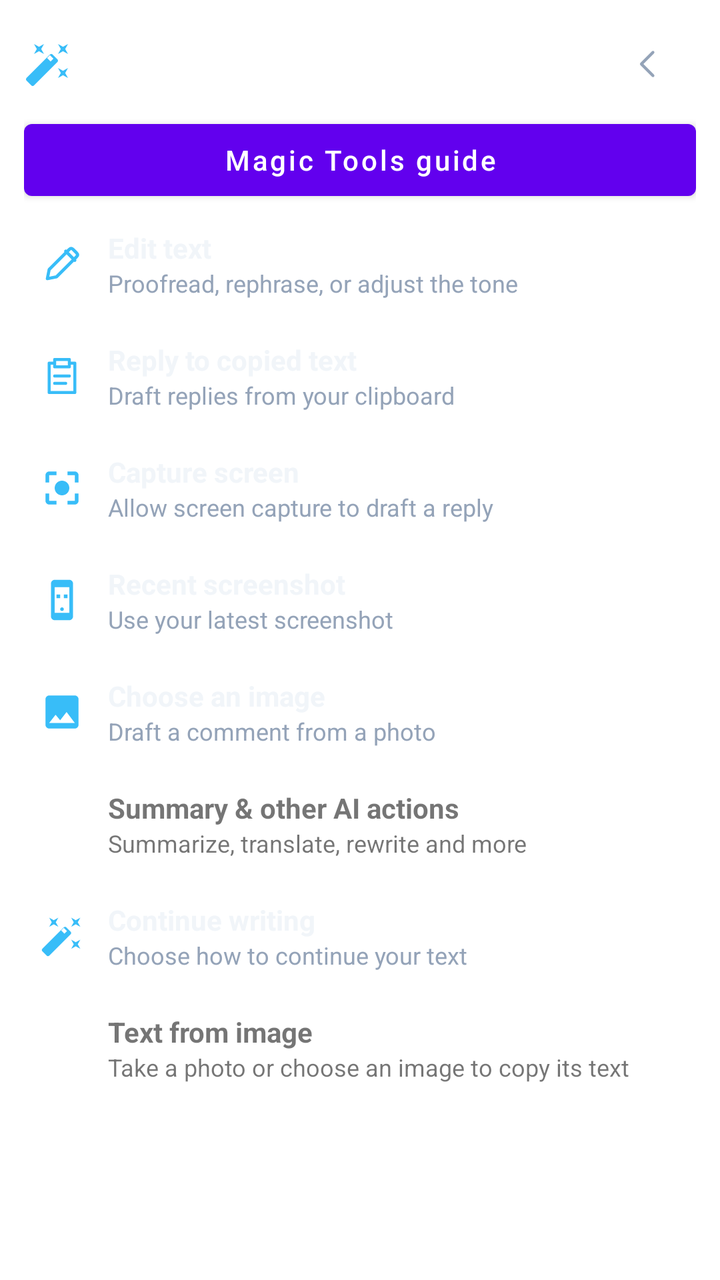
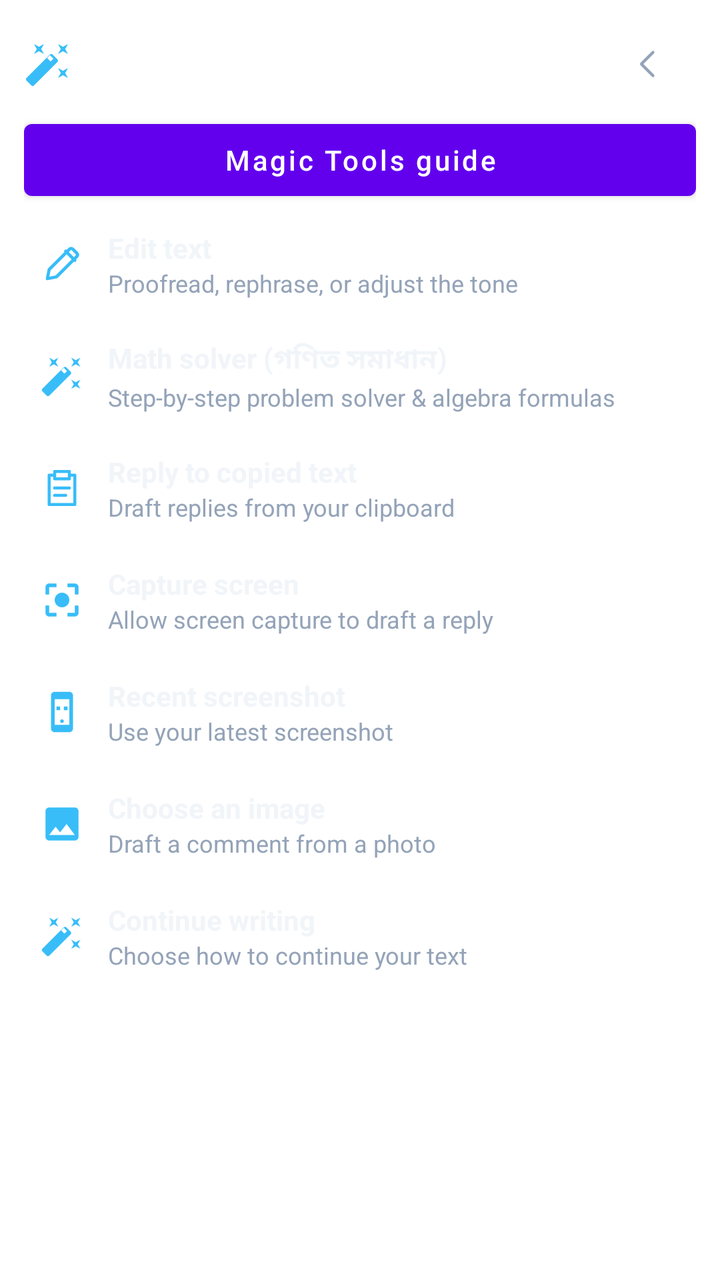

Two renders of the same Android screen: before a commit and after it. Below are the layout's source before the change and the commit's diff.
<!-- AndroidManifest.xml: fallback theme Theme.MaterialComponents.DayNight.NoActionBar -->
<!-- res/layout/magic_tools_pane.xml -->
<?xml version="1.0" encoding="utf-8"?>
<LinearLayout xmlns:android="http://schemas.android.com/apk/res/android"
 android:layout_width="match_parent" android:layout_height="match_parent"
 android:orientation="vertical" android:paddingStart="12dp" android:paddingEnd="12dp" android:paddingTop="8dp" android:paddingBottom="8dp">
 <LinearLayout android:layout_width="match_parent" android:layout_height="48dp" android:gravity="center_vertical">
  <ImageView android:layout_width="24dp" android:layout_height="24dp" android:src="@drawable/ic_toolbar_magic" android:tint="#38BDF8" android:importantForAccessibility="no"/>
  <TextView android:layout_width="0dp" android:layout_height="wrap_content" android:layout_weight="1" android:paddingStart="10dp" android:text="Writing Tools" android:textColor="#FFFFFF" android:textSize="17sp" android:textStyle="bold"/>
  <ImageView android:id="@+id/btn_hub_settings" android:layout_width="48dp" android:layout_height="48dp" android:src="@drawable/ic_ai_settings" android:padding="14dp" android:contentDescription="@string/ai_magic_guide_settings" android:background="?android:attr/selectableItemBackgroundBorderless"/>
  <ImageView android:id="@+id/btn_hub_close" android:layout_width="48dp" android:layout_height="48dp" android:src="@drawable/ic_ai_back" android:tint="#94A3B8" android:padding="14dp" android:contentDescription="Back to keyboard" android:background="?android:attr/selectableItemBackgroundBorderless"/>
 </LinearLayout>
 <ScrollView android:id="@+id/hub_actions_scroll" android:layout_width="match_parent" android:layout_height="0dp" android:layout_weight="1" android:fillViewport="true">
 <LinearLayout android:layout_width="match_parent" android:layout_height="wrap_content" android:orientation="vertical">
 <Button android:id="@+id/btn_hub_guide" android:layout_width="match_parent" android:layout_height="wrap_content" android:minHeight="48dp" android:text="@string/ai_magic_guide_open" android:textAllCaps="false"/>
 <Button android:id="@+id/btn_hub_restore_draft" android:layout_width="match_parent" android:layout_height="wrap_content" android:minHeight="48dp" android:text="@string/ai_writing_restore_draft" android:textAllCaps="false" android:visibility="gone"/>
 <LinearLayout android:id="@+id/hub_guide" android:layout_width="match_parent" android:layout_height="wrap_content" android:orientation="vertical" android:padding="12dp" android:visibility="gone">
  <TextView android:layout_width="match_parent" android:layout_height="wrap_content" android:text="@string/ai_magic_guide_body" android:textSize="14sp" android:textColor="#F1F5F9"/>
  <Button android:id="@+id/btn_hub_guide_settings" android:layout_width="match_parent" android:layout_height="wrap_content" android:minHeight="48dp" android:text="@string/ai_magic_guide_settings" android:textAllCaps="false"/>
 </LinearLayout>
 <LinearLayout android:id="@+id/card_action_writing" android:layout_width="match_parent" android:layout_height="wrap_content" android:minHeight="56dp" android:padding="8dp" android:gravity="center_vertical" android:background="?android:attr/selectableItemBackground" android:clickable="true" android:focusable="true">
  <ImageView android:layout_width="22dp" android:layout_height="22dp" android:src="@drawable/ic_ai_edit" android:tint="#38BDF8" android:importantForAccessibility="no"/>
  <LinearLayout android:layout_width="0dp" android:layout_height="wrap_content" android:layout_weight="1" android:orientation="vertical" android:paddingStart="12dp">
   <TextView android:layout_width="match_parent" android:layout_height="wrap_content" android:text="Edit text" android:textColor="#F1F5F9" android:textSize="14sp" android:textStyle="bold"/>
   <TextView android:layout_width="match_parent" android:layout_height="wrap_content" android:text="Proofread, rephrase, or adjust the tone" android:textColor="#94A3B8" android:textSize="12sp"/>
  </LinearLayout>
 </LinearLayout>
 <LinearLayout android:id="@+id/card_action_copied_reply" android:layout_width="match_parent" android:layout_height="wrap_content" android:minHeight="56dp" android:padding="8dp" android:gravity="center_vertical" android:background="?android:attr/selectableItemBackground" android:clickable="true" android:focusable="true">
  <ImageView android:layout_width="22dp" android:layout_height="22dp" android:src="@drawable/ic_ai_paste" android:tint="#38BDF8" android:importantForAccessibility="no"/>
  <LinearLayout android:layout_width="0dp" android:layout_height="wrap_content" android:layout_weight="1" android:orientation="vertical" android:paddingStart="12dp">
   <TextView android:layout_width="match_parent" android:layout_height="wrap_content" android:text="Reply to copied text" android:textColor="#F1F5F9" android:textSize="14sp" android:textStyle="bold"/>
   <TextView android:layout_width="match_parent" android:layout_height="wrap_content" android:text="Draft replies from your clipboard" android:textColor="#94A3B8" android:textSize="12sp"/>
  </LinearLayout>
 </LinearLayout>
 <LinearLayout android:id="@+id/card_action_screen_scan" android:layout_width="match_parent" android:layout_height="wrap_content" android:minHeight="56dp" android:padding="8dp" android:gravity="center_vertical" android:background="?android:attr/selectableItemBackground" android:clickable="true" android:focusable="true">
  <ImageView android:layout_width="22dp" android:layout_height="22dp" android:src="@drawable/ic_ai_screen_scan" android:tint="#38BDF8" android:importantForAccessibility="no"/>
  <LinearLayout android:layout_width="0dp" android:layout_height="wrap_content" android:layout_weight="1" android:orientation="vertical" android:paddingStart="12dp">
   <TextView android:layout_width="match_parent" android:layout_height="wrap_content" android:text="Capture screen" android:textColor="#F1F5F9" android:textSize="14sp" android:textStyle="bold"/>
   <TextView android:layout_width="match_parent" android:layout_height="wrap_content" android:text="Allow screen capture to draft a reply" android:textColor="#94A3B8" android:textSize="12sp"/>
  </LinearLayout>
 </LinearLayout>
 <LinearLayout android:id="@+id/card_action_screenshot" android:layout_width="match_parent" android:layout_height="wrap_content" android:minHeight="56dp" android:padding="8dp" android:gravity="center_vertical" android:background="?android:attr/selectableItemBackground" android:clickable="true" android:focusable="true">
  <ImageView android:layout_width="22dp" android:layout_height="22dp" android:src="@drawable/ic_ai_screenshot" android:tint="#38BDF8" android:importantForAccessibility="no"/>
  <LinearLayout android:layout_width="0dp" android:layout_height="wrap_content" android:layout_weight="1" android:orientation="vertical" android:paddingStart="12dp">
   <TextView android:layout_width="match_parent" android:layout_height="wrap_content" android:text="Recent screenshot" android:textColor="#F1F5F9" android:textSize="14sp" android:textStyle="bold"/>
   <TextView android:layout_width="match_parent" android:layout_height="wrap_content" android:text="Use your latest screenshot" android:textColor="#94A3B8" android:textSize="12sp"/>
  </LinearLayout>
 </LinearLayout>
 <LinearLayout android:id="@+id/card_action_gallery" android:layout_width="match_parent" android:layout_height="wrap_content" android:minHeight="56dp" android:padding="8dp" android:gravity="center_vertical" android:background="?android:attr/selectableItemBackground" android:clickable="true" android:focusable="true">
  <ImageView android:layout_width="22dp" android:layout_height="22dp" android:src="@drawable/ic_ai_gallery" android:tint="#38BDF8" android:importantForAccessibility="no"/>
  <LinearLayout android:layout_width="0dp" android:layout_height="wrap_content" android:layout_weight="1" android:orientation="vertical" android:paddingStart="12dp">
   <TextView android:layout_width="match_parent" android:layout_height="wrap_content" android:text="Choose an image" android:textColor="#F1F5F9" android:textSize="14sp" android:textStyle="bold"/>
   <TextView android:layout_width="match_parent" android:layout_height="wrap_content" android:text="Draft a comment from a photo" android:textColor="#94A3B8" android:textSize="12sp"/>
  </LinearLayout>
 </LinearLayout>
 <LinearLayout android:id="@+id/card_action_ai_actions" android:layout_width="match_parent" android:layout_height="wrap_content" android:minHeight="56dp" android:padding="8dp" android:gravity="center_vertical" android:background="?android:attr/selectableItemBackground" android:clickable="true" android:focusable="true">
  <ImageView android:layout_width="22dp" android:layout_height="22dp" android:src="@drawable/ic_ai_edit" android:importantForAccessibility="no"/>
  <LinearLayout android:layout_width="0dp" android:layout_height="wrap_content" android:layout_weight="1" android:orientation="vertical" android:paddingStart="12dp">
   <TextView android:layout_width="match_parent" android:layout_height="wrap_content" android:text="@string/ai_magic_all_actions" android:textSize="14sp" android:textStyle="bold"/>
   <TextView android:layout_width="match_parent" android:layout_height="wrap_content" android:text="@string/ai_magic_all_actions_description" android:textSize="12sp"/>
  </LinearLayout>
 </LinearLayout>
 <LinearLayout android:id="@+id/card_action_autocomplete" android:layout_width="match_parent" android:layout_height="wrap_content" android:minHeight="56dp" android:padding="8dp" android:gravity="center_vertical" android:background="?android:attr/selectableItemBackground" android:clickable="true" android:focusable="true">
  <ImageView android:layout_width="22dp" android:layout_height="22dp" android:src="@drawable/ic_toolbar_magic" android:tint="#38BDF8" android:importantForAccessibility="no"/>
  <LinearLayout android:layout_width="0dp" android:layout_height="wrap_content" android:layout_weight="1" android:orientation="vertical" android:paddingStart="12dp">
   <TextView android:layout_width="match_parent" android:layout_height="wrap_content" android:text="Continue writing" android:textColor="#F1F5F9" android:textSize="14sp" android:textStyle="bold"/>
   <TextView android:layout_width="match_parent" android:layout_height="wrap_content" android:text="Choose how to continue your text" android:textColor="#94A3B8" android:textSize="12sp"/>
  </LinearLayout>
 </LinearLayout>
 <LinearLayout android:id="@+id/card_action_image_text" android:layout_width="match_parent" android:layout_height="wrap_content" android:minHeight="56dp" android:padding="8dp" android:gravity="center_vertical" android:background="?android:attr/selectableItemBackground" android:clickable="true" android:focusable="true">
  <ImageView android:layout_width="22dp" android:layout_height="22dp" android:src="@drawable/ic_ai_gallery" android:importantForAccessibility="no"/>
  <LinearLayout android:layout_width="0dp" android:layout_height="wrap_content" android:layout_weight="1" android:orientation="vertical" android:paddingStart="12dp">
   <TextView android:layout_width="match_parent" android:layout_height="wrap_content" android:text="@string/image_text_title" android:textSize="14sp" android:textStyle="bold"/>
   <TextView android:layout_width="match_parent" android:layout_height="wrap_content" android:text="@string/image_text_description" android:textSize="12sp"/>
  </LinearLayout>
 </LinearLayout>
 </LinearLayout></ScrollView>
</LinearLayout>
<!-- resources referenced by this layout -->
<resources>
  <!-- drawable ic_ai_back (drawable) -->
  <vector xmlns:android="http://schemas.android.com/apk/res/android"
      android:width="24dp" android:height="24dp"
      android:viewportWidth="24" android:viewportHeight="24">
    <path android:fillColor="@android:color/transparent"
        android:strokeColor="#FFFFFFFF" android:strokeWidth="1.7"
        android:strokeLineCap="round" android:strokeLineJoin="round"
        android:pathData="M15,5 L8,12 L15,19" />
  </vector>
  <!-- drawable ic_ai_gallery (drawable) -->
  <vector xmlns:android="http://schemas.android.com/apk/res/android"
      android:width="22dp"
      android:height="22dp"
      android:viewportWidth="24"
      android:viewportHeight="24">
    <path
        android:fillColor="#FFFFFFFF"
        android:pathData="M21,19V5c0,-1.1 -0.9,-2 -2,-2H5c-1.1,0 -2,0.9 -2,2v14c0,1.1 0.9,2 2,2h14c1.1,0 2,-0.9 2,-2zM8.5,13.5l2.5,3.01L14.5,12l4.5,6H5l3.5,-4.5z"/>
  </vector>
  <!-- drawable ic_ai_paste (drawable) -->
  <vector xmlns:android="http://schemas.android.com/apk/res/android"
      android:width="24dp" android:height="24dp"
      android:viewportWidth="24" android:viewportHeight="24">
    <path android:fillColor="@android:color/transparent"
        android:strokeColor="#FFFFFFFF" android:strokeWidth="1.7"
        android:strokeLineCap="round" android:strokeLineJoin="round"
        android:pathData="M8,5 H5 V21 H19 V5 H16 M8,3 H16 V7 H8 Z M8,12 H16 M8,16 H14" />
  </vector>
  <!-- drawable ic_ai_settings (drawable) -->
  <vector xmlns:android="http://schemas.android.com/apk/res/android"
      android:width="24dp" android:height="24dp"
      android:viewportWidth="24" android:viewportHeight="24">
    <path android:fillColor="@android:color/transparent"
        android:strokeColor="#FFFFFFFF" android:strokeWidth="1.7"
        android:strokeLineCap="round" android:strokeLineJoin="round"
        android:pathData="M4,7 H20 M4,17 H20 M9,4 V10 M15,14 V20" />
  </vector>
  <string name="ai_magic_all_actions">Summary &amp; other AI actions</string>
  <string name="ai_magic_all_actions_description">Summarize, translate, rewrite and more</string>
  <string name="ai_magic_guide_body">1. Set up\nOpen Writing Settings, add your Gemini API key, and choose your model. AI tools need an internet connection. The text or image you choose is sent to the AI provider.\n\n2. Edit text\nWrite in a text field or select the part you want to change. Tap the magic icon → Edit text. Choose Proofread for spelling and grammar, Rephrase for clearer wording, or another style. Correct text may need only one proofreading result.\n\n3. Draft a reply\nCopy a message first, then choose Reply to copied text. For a photo or post, use Choose an image, Recent screenshot, or Capture screen. Screen capture asks for permission. Check the chosen image before using its reply.\n\n4. Continue writing\nStart a sentence, then choose Continue writing. Suggestions add new text after your existing words.\n\n5. Review and insert\nUse Previous and Next to compare results. Tap Insert or tap the result to place it in your text field; hold the result to copy. Try again requests new options. Return to the keyboard to cancel.\n\nExample\nWrite: “I has a meeting tomorrow.”\nChoose Edit text → Proofread.\nExpected correction: “I have a meeting tomorrow.”\n\nBetter results\nInclude the relevant context, names and dates. Use a clear photo with readable text. Check names, numbers and meaning before sending. AI can still make mistakes. If a request fails, check your connection and API key in Writing Settings, then retry.</string>
  <string name="ai_magic_guide_open">Magic Tools guide</string>
  <string name="ai_magic_guide_settings">Open Writing Settings</string>
  <string name="ai_writing_restore_draft">Return to last generated text</string>
  <string name="image_text_description">Take a photo or choose an image to copy its text</string>
  <string name="image_text_title">Text from image</string>
  <!-- unchanged entries left out for length: 4 -->
</resources>

<!-- the commit's change to res/layout/magic_tools_pane.xml (unified diff, before → after) -->
@@ -21,6 +21,13 @@
   <LinearLayout android:layout_width="0dp" android:layout_height="wrap_content" android:layout_weight="1" android:orientation="vertical" android:paddingStart="12dp">
    <TextView android:layout_width="match_parent" android:layout_height="wrap_content" android:text="Edit text" android:textColor="#F1F5F9" android:textSize="14sp" android:textStyle="bold"/>
    <TextView android:layout_width="match_parent" android:layout_height="wrap_content" android:text="Proofread, rephrase, or adjust the tone" android:textColor="#94A3B8" android:textSize="12sp"/>
+  </LinearLayout>
+ </LinearLayout>
+ <LinearLayout android:id="@+id/card_action_math_solver" android:layout_width="match_parent" android:layout_height="wrap_content" android:minHeight="56dp" android:padding="8dp" android:gravity="center_vertical" android:background="?android:attr/selectableItemBackground" android:clickable="true" android:focusable="true">
+  <ImageView android:layout_width="22dp" android:layout_height="22dp" android:src="@drawable/ic_toolbar_magic" android:tint="#38BDF8" android:importantForAccessibility="no"/>
+  <LinearLayout android:layout_width="0dp" android:layout_height="wrap_content" android:layout_weight="1" android:orientation="vertical" android:paddingStart="12dp">
+   <TextView android:layout_width="match_parent" android:layout_height="wrap_content" android:text="Math solver (গণিত সমাধান)" android:textColor="#F1F5F9" android:textSize="14sp" android:textStyle="bold"/>
+   <TextView android:layout_width="match_parent" android:layout_height="wrap_content" android:text="Step-by-step problem solver &amp; algebra formulas" android:textColor="#94A3B8" android:textSize="12sp"/>
   </LinearLayout>
  </LinearLayout>
  <LinearLayout android:id="@+id/card_action_copied_reply" android:layout_width="match_parent" android:layout_height="wrap_content" android:minHeight="56dp" android:padding="8dp" android:gravity="center_vertical" android:background="?android:attr/selectableItemBackground" android:clickable="true" android:focusable="true">
@@ -51,13 +58,6 @@
    <TextView android:layout_width="match_parent" android:layout_height="wrap_content" android:text="Draft a comment from a photo" android:textColor="#94A3B8" android:textSize="12sp"/>
   </LinearLayout>
  </LinearLayout>
- <LinearLayout android:id="@+id/card_action_ai_actions" android:layout_width="match_parent" android:layout_height="wrap_content" android:minHeight="56dp" android:padding="8dp" android:gravity="center_vertical" android:background="?android:attr/selectableItemBackground" android:clickable="true" android:focusable="true">
-  <ImageView android:layout_width="22dp" android:layout_height="22dp" android:src="@drawable/ic_ai_edit" android:importantForAccessibility="no"/>
-  <LinearLayout android:layout_width="0dp" android:layout_height="wrap_content" android:layout_weight="1" android:orientation="vertical" android:paddingStart="12dp">
-   <TextView android:layout_width="match_parent" android:layout_height="wrap_content" android:text="@string/ai_magic_all_actions" android:textSize="14sp" android:textStyle="bold"/>
-   <TextView android:layout_width="match_parent" android:layout_height="wrap_content" android:text="@string/ai_magic_all_actions_description" android:textSize="12sp"/>
-  </LinearLayout>
- </LinearLayout>
  <LinearLayout android:id="@+id/card_action_autocomplete" android:layout_width="match_parent" android:layout_height="wrap_content" android:minHeight="56dp" android:padding="8dp" android:gravity="center_vertical" android:background="?android:attr/selectableItemBackground" android:clickable="true" android:focusable="true">
   <ImageView android:layout_width="22dp" android:layout_height="22dp" android:src="@drawable/ic_toolbar_magic" android:tint="#38BDF8" android:importantForAccessibility="no"/>
   <LinearLayout android:layout_width="0dp" android:layout_height="wrap_content" android:layout_weight="1" android:orientation="vertical" android:paddingStart="12dp">
@@ -65,12 +65,5 @@
    <TextView android:layout_width="match_parent" android:layout_height="wrap_content" android:text="Choose how to continue your text" android:textColor="#94A3B8" android:textSize="12sp"/>
   </LinearLayout>
  </LinearLayout>
- <LinearLayout android:id="@+id/card_action_image_text" android:layout_width="match_parent" android:layout_height="wrap_content" android:minHeight="56dp" android:padding="8dp" android:gravity="center_vertical" android:background="?android:attr/selectableItemBackground" android:clickable="true" android:focusable="true">
-  <ImageView android:layout_width="22dp" android:layout_height="22dp" android:src="@drawable/ic_ai_gallery" android:importantForAccessibility="no"/>
-  <LinearLayout android:layout_width="0dp" android:layout_height="wrap_content" android:layout_weight="1" android:orientation="vertical" android:paddingStart="12dp">
-   <TextView android:layout_width="match_parent" android:layout_height="wrap_content" android:text="@string/image_text_title" android:textSize="14sp" android:textStyle="bold"/>
-   <TextView android:layout_width="match_parent" android:layout_height="wrap_content" android:text="@string/image_text_description" android:textSize="12sp"/>
-  </LinearLayout>
- </LinearLayout>
  </LinearLayout></ScrollView>
 </LinearLayout>
<!-- resource entries referenced after the edit -->
@@ -37,14 +37,10 @@
         android:strokeLineCap="round" android:strokeLineJoin="round"
         android:pathData="M4,7 H20 M4,17 H20 M9,4 V10 M15,14 V20" />
   </vector>
-  <string name="ai_magic_all_actions">Summary &amp; other AI actions</string>
-  <string name="ai_magic_all_actions_description">Summarize, translate, rewrite and more</string>
   <string name="ai_magic_guide_body">1. Set up\nOpen Writing Settings, add your Gemini API key, and choose your model. AI tools need an internet connection. The text or image you choose is sent to the AI provider.\n\n2. Edit text\nWrite in a text field or select the part you want to change. Tap the magic icon → Edit text. Choose Proofread for spelling and grammar, Rephrase for clearer wording, or another style. Correct text may need only one proofreading result.\n\n3. Draft a reply\nCopy a message first, then choose Reply to copied text. For a photo or post, use Choose an image, Recent screenshot, or Capture screen. Screen capture asks for permission. Check the chosen image before using its reply.\n\n4. Continue writing\nStart a sentence, then choose Continue writing. Suggestions add new text after your existing words.\n\n5. Review and insert\nUse Previous and Next to compare results. Tap Insert or tap the result to place it in your text field; hold the result to copy. Try again requests new options. Return to the keyboard to cancel.\n\nExample\nWrite: “I has a meeting tomorrow.”\nChoose Edit text → Proofread.\nExpected correction: “I have a meeting tomorrow.”\n\nBetter results\nInclude the relevant context, names and dates. Use a clear photo with readable text. Check names, numbers and meaning before sending. AI can still make mistakes. If a request fails, check your connection and API key in Writing Settings, then retry.</string>
   <string name="ai_magic_guide_open">Magic Tools guide</string>
   <string name="ai_magic_guide_settings">Open Writing Settings</string>
   <string name="ai_writing_restore_draft">Return to last generated text</string>
-  <string name="image_text_description">Take a photo or choose an image to copy its text</string>
-  <string name="image_text_title">Text from image</string>
   <!-- unchanged entries left out for length: 4 -->
 </resources>
 
